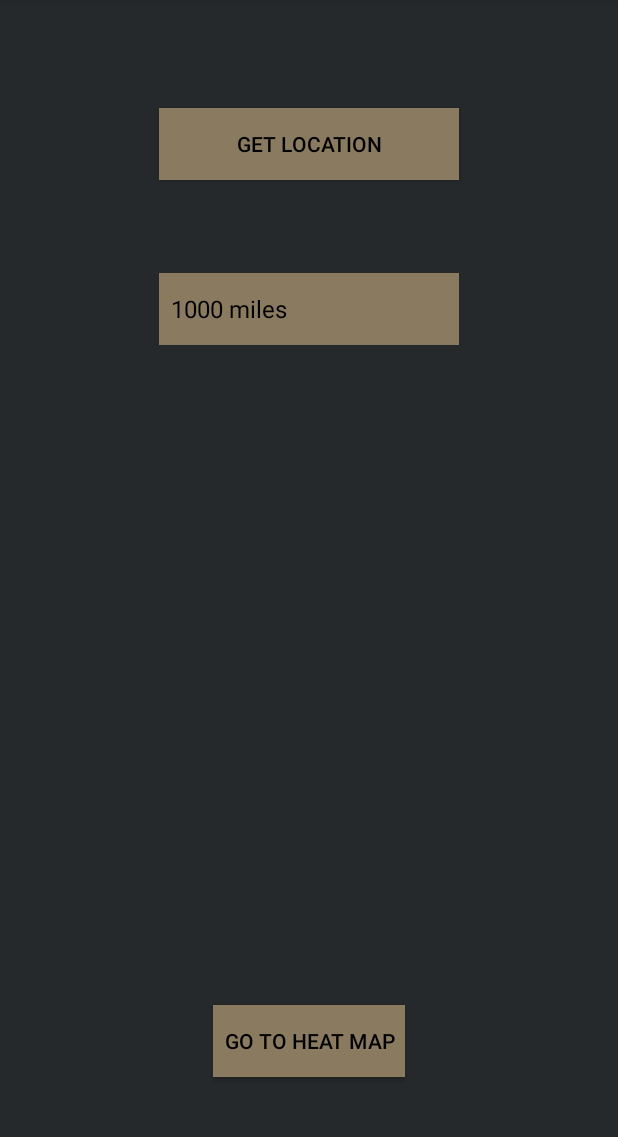
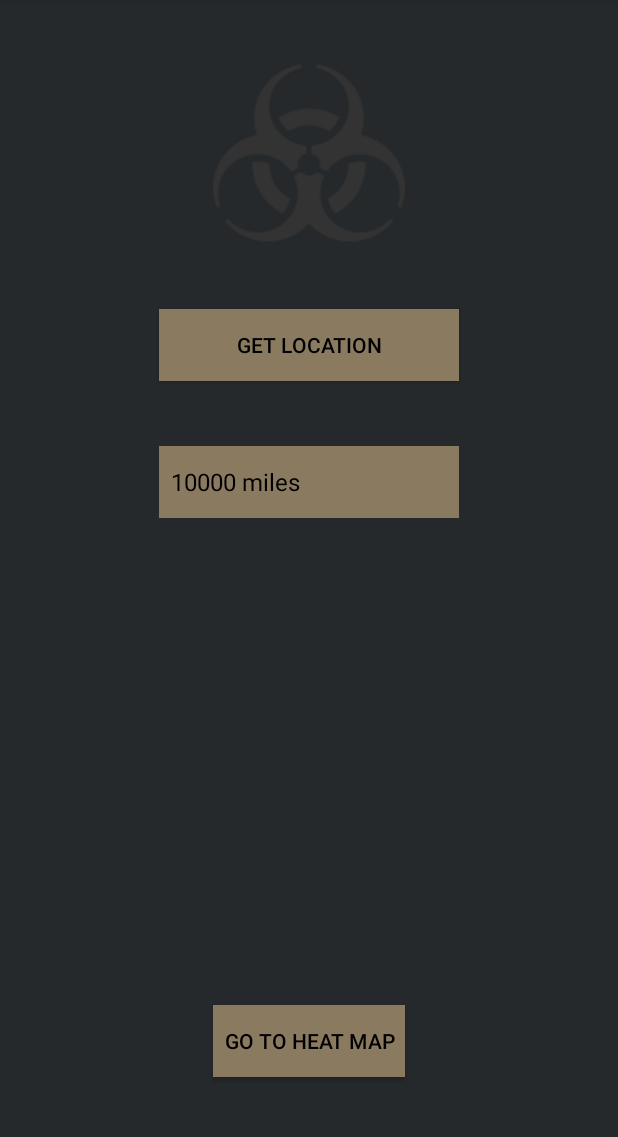
Before and after one commit to Throckmortra/Pandemic, an Android app: the screen it shows after launch (MainActivity), on a phone screen of 412 x 824 dp, the part 84-1221 px from its top. Run offline under Robolectric (Android 15) with nearby library versions, the phone set to English and light mode, and no system bars; our stand-ins replace ButterKnife.

Commit message:
that feel when you've drank a gallon of coffee in 24 hours

```diff
--- a/app/src/main/AndroidManifest.xml
+++ b/app/src/main/AndroidManifest.xml
@@ -15,7 +15,7 @@
 
     <application
         android:allowBackup="true"
-        android:icon="@mipmap/ic_launcher"
+        android:icon="@drawable/pandemic"
         android:label="@string/app_name"
         android:theme="@style/AppTheme" >
         <activity
--- a/app/src/main/java/ramhacks/pandemic/MainActivity.java
+++ b/app/src/main/java/ramhacks/pandemic/MainActivity.java
@@ -52,8 +52,9 @@ public class MainActivity extends AppCompatActivity implements
     private FusedLocationProviderApi fusedLocationProviderApi;
     private Context mContext;
     private boolean mFirstLocation;
-    private double mLat;
-    private double mLng;
+    private String mLat;
+    private String mLng;
+    private String[] radiusInt;
 
     private GoogleApiClient mGoogleApiClient;
     private LocationRequest mLocationRequest;
@@ -85,6 +86,11 @@ public class MainActivity extends AppCompatActivity implements
     @OnClick(R.id.btn_heatmap)
     public void segueToHeatActivity(){
         Intent intent = new Intent(this, HeatMapActivity.class);
+        Bundle args = new Bundle();
+        args.putString("radius",mSelectedRadius);
+        args.putString("latitude", mLat);
+        args.putString("longitude", mLng);
+        intent.putExtras(args);
         this.startActivity(intent);
     }
 
@@ -183,11 +189,18 @@ public class MainActivity extends AppCompatActivity implements
 
     private void setSpinner(){
         radiusNums = new String[5];
-        radiusNums[0] = "10 miles";
-        radiusNums[1] = "25 miles";
-        radiusNums[2] = "100 miles";
-        radiusNums[3] = "500 miles";
-        radiusNums[4] = "1000 miles";
+        radiusNums[0] = "50 miles";
+        radiusNums[1] = "100 miles";
+        radiusNums[2] = "500 miles";
+        radiusNums[3] = "1000 miles";
+        radiusNums[4] = "10000 miles";
+
+        radiusInt = new String[5];
+        radiusInt[0] = "50";
+        radiusInt[1] = "100";
+        radiusInt[2] = "500";
+        radiusInt[3] = "1000";
+        radiusInt[4] = "10000";
 
 
         ArrayAdapter<String> spinnerAdapter = new ArrayAdapter<>(this,
@@ -218,7 +231,7 @@ public class MainActivity extends AppCompatActivity implements
 
     @Override
     public void onItemSelected(AdapterView<?> adapterView, View view, int i, long l) {
-        mSelectedRadius = radiusNums[i];
+        mSelectedRadius = radiusInt[i];
     }
 
     @Override
@@ -249,12 +262,12 @@ public class MainActivity extends AppCompatActivity implements
     @Override
     public void onLocationChanged(Location location) {
         if(location.getLongitude() != 0.0 && location.getLatitude() != 0.0) {
-            LatLng latLng = new LatLng(location.getLongitude(), location.getLatitude());
+            LatLng latLng = new LatLng(location.getLatitude(), location.getLongitude());
             Log.d("Test callback", "" + latLng.latitude + "  " + latLng.longitude);
             if(!mFirstLocation) {
                 mLocationBtn.setText("" + latLng.latitude + "  " + latLng.longitude);
-                mLat = latLng.latitude;
-                mLng = latLng.longitude;
+                mLat = String.valueOf(latLng.latitude);
+                mLng = String.valueOf(latLng.longitude);
                 mFirstLocation = true;
             }
             try{
--- a/app/src/main/res/layout/activity_main.xml
+++ b/app/src/main/res/layout/activity_main.xml
@@ -15,9 +15,9 @@
         android:layout_gravity="center_horizontal"
         android:background="#8A7A60"
         android:textColor="@android:color/black"
-        android:layout_marginTop="72dp"
-        android:layout_alignParentTop="true"
-        android:layout_alignStart="@+id/radius_spinner" />
+        android:layout_below="@+id/imageView"
+        android:layout_alignStart="@+id/radius_spinner"
+        android:layout_marginTop="40dp" />
 
     <Spinner
         android:layout_width="200dp"
@@ -27,7 +27,7 @@
         android:background="#8A7A60"
         android:layout_below="@+id/btn_getlocation"
         android:layout_centerHorizontal="true"
-        android:layout_marginTop="62dp" />
+        android:layout_marginTop="43dp" />
 
     <Button
         android:layout_width="128dp"
@@ -41,4 +41,13 @@
         android:background="#8A7A60"
         android:textColor="@android:color/black" />
 
+    <ImageView
+        android:layout_width="wrap_content"
+        android:layout_height="wrap_content"
+        android:id="@+id/imageView"
+        android:background="@drawable/pandemic"
+        android:layout_alignParentTop="true"
+        android:layout_alignStart="@+id/btn_heatmap"
+        android:layout_marginTop="38dp" />
+
 </RelativeLayout>
--- a/app/src/main/res/values/strings.xml
+++ b/app/src/main/res/values/strings.xml
@@ -9,5 +9,5 @@
     <string name="hello_blank_fragment">Hello blank fragment</string>
 
     <string name="release_api_key">AIzaSyCy0G7xVmQUk3RkchZXXIG2EWeZuc2vopU</string>
-    <string name="debug_api__key">AIzaSyAF_N95XQsFlFvIAyxFp4bLkfCVBLMwNLk</string>
+    <string name="debug_api__key">AIzaSyB1_izFI4XIT5TFsxC5P6EDrNeOLmZo4JM</string>
 </resources>
```
Also changed, not shown: app/src/main/java/ramhacks/pandemic/HeatMapActivity.java (+17 -4 lines), app/src/main/res/drawable/pandemic.png (added).
